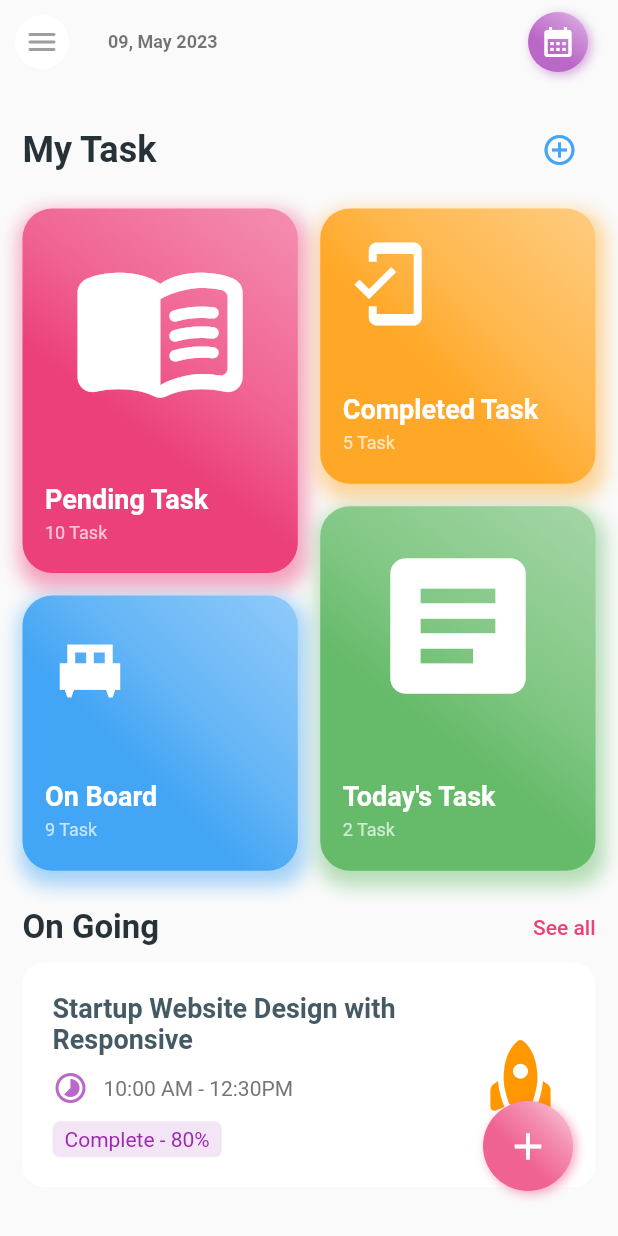
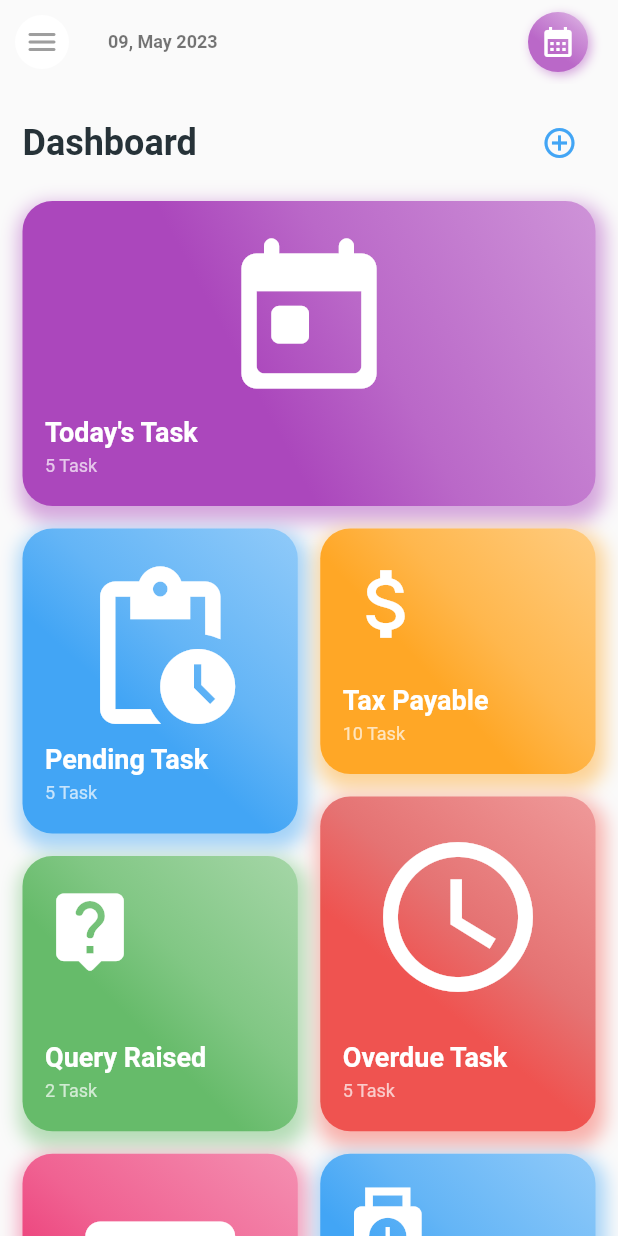
Before and after one commit to Heet-Limbani/CA-Task-Management-Mobile-App-Flutter-, a Flutter app: the HomeScreen screen opened by its route, on a phone screen of 412 x 824 dp. Run offline on Flutter 3.47's test engine with Material 2 defaults, Android fonts, the phone set to English and light mode, and no system bars; our stand-ins replace flutter_svg, sizer.

Commit message:
Dashboard

```diff
--- a/task_manager/lib/ui/pages/home.dart
+++ b/task_manager/lib/ui/pages/home.dart
@@ -15,6 +15,7 @@ class HomeScreen extends StatefulWidget {
 
 class _HomeScreenState extends State<HomeScreen> {
   @override
+
   Widget build(BuildContext context) {
     return Scaffold(
       appBar: AppBar(
@@ -79,7 +80,7 @@ class _HomeScreenState extends State<HomeScreen> {
               crossAxisAlignment: CrossAxisAlignment.start,
               children: [
                 const SizedBox(
-                  height: 10,
+                  height: 5,
                 ),
                 _taskHeader(),
                 const SizedBox(
@@ -97,22 +98,23 @@ class _HomeScreenState extends State<HomeScreen> {
                 const SizedBox(
                   height: 40,
                 ),
+                log(),
               ],
             ),
           ),
         ),
-        Positioned(
-          bottom: 30,
-          // left: 100.w / 2 - (70 / 2),
-          right: 30,
-          child: CircleGradientIcon(
-            color: Colors.pink,
-            onTap: () {},
-            size: 60,
-            iconSize: 30,
-            icon: Icons.add,
-          ),
-        )
+        // Positioned(
+        //   bottom: 30,
+        //   // left: 100.w / 2 - (70 / 2),
+        //   right: 30,
+        //   child: CircleGradientIcon(
+        //     color: Colors.pink,
+        //     onTap: () {},
+        //     size: 60,
+        //     iconSize: 30,
+        //     icon: Icons.add,
+        //   ),
+        // )
       ],
     );
   }
@@ -123,7 +125,7 @@ class _HomeScreenState extends State<HomeScreen> {
       crossAxisAlignment: CrossAxisAlignment.center,
       children: [
         Text(
-          "On Going",
+          "Today's Task",
           style: TextStyle(
             color: Colors.blueGrey[900],
             fontWeight: FontWeight.w700,
@@ -150,7 +152,7 @@ class _HomeScreenState extends State<HomeScreen> {
       mainAxisAlignment: MainAxisAlignment.spaceBetween,
       children: [
         SelectableText(
-          "My Task",
+          "Dashboard",
           style: TextStyle(
             color: Colors.blueGrey[900],
             fontWeight: FontWeight.w700,
@@ -178,13 +180,78 @@ class _HomeScreenState extends State<HomeScreen> {
       crossAxisSpacing: 15,
       children: const [
         StaggeredGridTile.count(
+          crossAxisCellCount: 2,
+          mainAxisCellCount: 1.1,
+          child: TaskGroupContainer(
+            color: Colors.purple,
+            icon: Icons.today_rounded,
+            taskCount: 5,
+            taskGroup: "Today's Task",
+          ),
+        ),
+        StaggeredGridTile.count(
           crossAxisCellCount: 1,
-          mainAxisCellCount: 1.3,
+          mainAxisCellCount: 1.1,
+          child: TaskGroupContainer(
+            color: Colors.blue,
+
+            icon: Icons.pending_actions,
+            taskCount: 5,
+            taskGroup: "Pending Task",
+          ),
+        ),
+        StaggeredGridTile.count(
+          crossAxisCellCount: 1,
+          mainAxisCellCount: 0.9,
+          child: TaskGroupContainer(
+            color: Colors.orange,
+            isSmall: true,
+            icon: Icons.attach_money,
+            taskCount: 10,
+            taskGroup: "Tax Payable",
+          ),
+        ),
+        StaggeredGridTile.count(
+          crossAxisCellCount: 1,
+          mainAxisCellCount: 1.2,
+          child: TaskGroupContainer(
+            color: Colors.red,
+            icon: Icons.watch_later_outlined,
+            taskCount: 5,
+            taskGroup: "Overdue Task",
+          ),
+        ),
+        StaggeredGridTile.count(
+          crossAxisCellCount: 1,
+          mainAxisCellCount: 1,
+          child: TaskGroupContainer(
+            color: Colors.green,
+             isSmall: true,
+            icon: Icons.live_help_rounded,
+            taskCount: 2,
+            taskGroup: "Query Raised",
+          ),
+        ),
+        StaggeredGridTile.count(
+          crossAxisCellCount: 1,
+          mainAxisCellCount: 1.2,
           child: TaskGroupContainer(
             color: Colors.pink,
-            icon: Icons.menu_book_rounded,
-            taskCount: 10,
-            taskGroup: "Pending Task",
+
+            icon: Icons.keyboard,
+            taskCount: 9,
+            taskGroup: "On Board Task",
+          ),
+        ),
+        StaggeredGridTile.count(
+          crossAxisCellCount: 1,
+          mainAxisCellCount: 1,
+          child: TaskGroupContainer(
+            color: Colors.blue,
+             isSmall: true,
+            icon: Icons.punch_clock,
+            taskCount: 2,
+            taskGroup: "UnAssign Work",
           ),
         ),
         StaggeredGridTile.count(
@@ -192,20 +259,84 @@ class _HomeScreenState extends State<HomeScreen> {
           mainAxisCellCount: 1,
           child: TaskGroupContainer(
             color: Colors.orange,
-            isSmall: true,
-            icon: Icons.mobile_friendly,
+             isSmall: true,
+            icon: Icons.money_off_outlined,
+            taskCount: 2,
+            taskGroup: "UnPaid Tax",
+          ),
+        ),
+      ],
+    );
+  }
+
+  StaggeredGrid log() {
+    return StaggeredGrid.count(
+      crossAxisCount: 2,
+      mainAxisSpacing: 15,
+      crossAxisSpacing: 15,
+      children: const [
+        StaggeredGridTile.count(
+          crossAxisCellCount: 2,
+          mainAxisCellCount: 1.1,
+          child: TaskGroupContainer(
+            color: Colors.purple,
+            icon: Icons.today_rounded,
             taskCount: 5,
-            taskGroup: "Completed Task",
+            taskGroup: "Today's Task",
           ),
         ),
         StaggeredGridTile.count(
           crossAxisCellCount: 1,
-          mainAxisCellCount: 1.3,
+          mainAxisCellCount: 1.1,
+          child: TaskGroupContainer(
+            color: Colors.blue,
+
+            icon: Icons.pending_actions,
+            taskCount: 5,
+            taskGroup: "Pending Task",
+          ),
+        ),
+        StaggeredGridTile.count(
+          crossAxisCellCount: 1,
+          mainAxisCellCount: 0.9,
+          child: TaskGroupContainer(
+            color: Colors.orange,
+            isSmall: true,
+            icon: Icons.attach_money,
+            taskCount: 10,
+            taskGroup: "Tax Payable",
+          ),
+        ),
+        StaggeredGridTile.count(
+          crossAxisCellCount: 1,
+          mainAxisCellCount: 1.2,
+          child: TaskGroupContainer(
+            color: Colors.red,
+            icon: Icons.watch_later_outlined,
+            taskCount: 5,
+            taskGroup: "Overdue Task",
+          ),
+        ),
+        StaggeredGridTile.count(
+          crossAxisCellCount: 1,
+          mainAxisCellCount: 1,
           child: TaskGroupContainer(
             color: Colors.green,
-            icon: Icons.article,
+             isSmall: true,
+            icon: Icons.live_help_rounded,
             taskCount: 2,
-            taskGroup: "Today's Task",
+            taskGroup: "Query Raised",
+          ),
+        ),
+        StaggeredGridTile.count(
+          crossAxisCellCount: 1,
+          mainAxisCellCount: 1.2,
+          child: TaskGroupContainer(
+            color: Colors.pink,
+
+            icon: Icons.keyboard,
+            taskCount: 9,
+            taskGroup: "On Board Task",
           ),
         ),
         StaggeredGridTile.count(
@@ -213,10 +344,21 @@ class _HomeScreenState extends State<HomeScreen> {
           mainAxisCellCount: 1,
           child: TaskGroupContainer(
             color: Colors.blue,
-            isSmall: true,
-            icon: Icons.single_bed_sharp,
-            taskCount: 9,
-            taskGroup: "On Board",
+             isSmall: true,
+            icon: Icons.punch_clock,
+            taskCount: 2,
+            taskGroup: "UnAssign Work",
+          ),
+        ),
+        StaggeredGridTile.count(
+          crossAxisCellCount: 1,
+          mainAxisCellCount: 1,
+          child: TaskGroupContainer(
+            color: Colors.orange,
+             isSmall: true,
+            icon: Icons.money_off_outlined,
+            taskCount: 2,
+            taskGroup: "UnPaid Tax",
           ),
         ),
       ],
@@ -249,7 +391,7 @@ class OnGoingTask extends StatelessWidget {
               crossAxisAlignment: CrossAxisAlignment.start,
               children: [
                 Text(
-                  "Startup Website Design with Responsive",
+                  "Development Of Task Management System",
                   style: TextStyle(
                     color: Colors.blueGrey[700],
                     fontWeight: FontWeight.bold,
@@ -271,7 +413,7 @@ class OnGoingTask extends StatelessWidget {
                       width: 10,
                     ),
                     Text(
-                      "10:00 AM - 12:30PM",
+                      "09:30 AM - 06:30PM",
                       style: TextStyle(
                         color: Colors.grey[600],
                         fontSize: 14,
@@ -292,7 +434,7 @@ class OnGoingTask extends StatelessWidget {
                     borderRadius: BorderRadius.circular(5),
                   ),
                   child: const Text(
-                    "Complete - 80%",
+                    "Complete - 10%",
                     style: TextStyle(
                       color: Colors.purple,
                     ),
```
